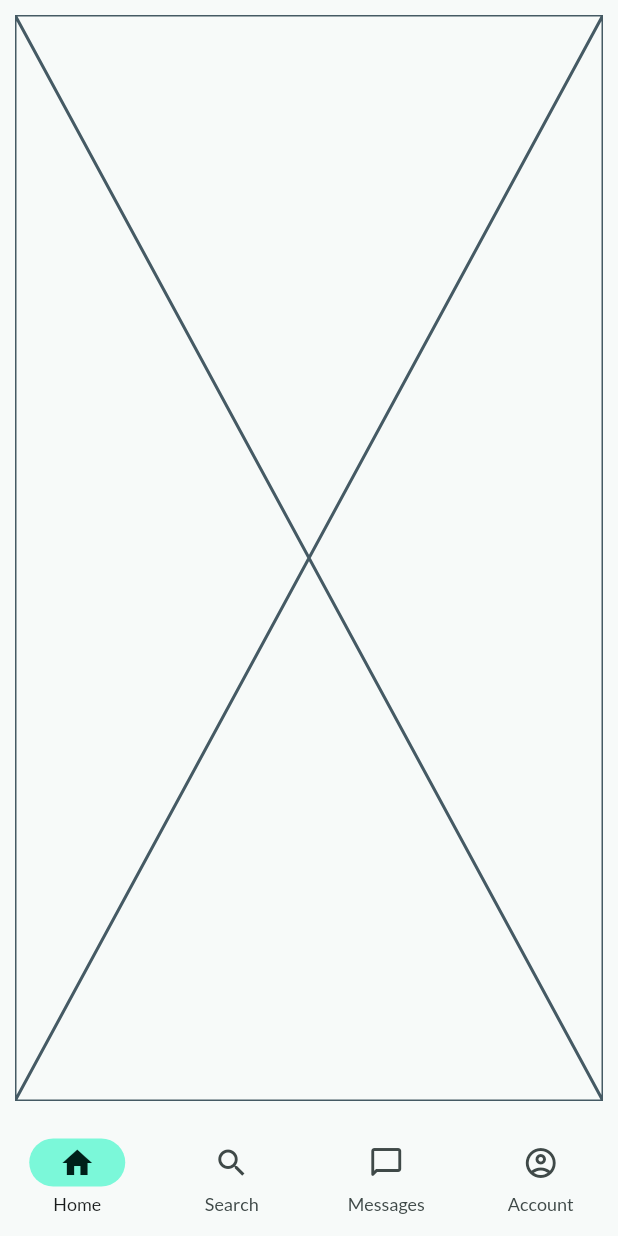
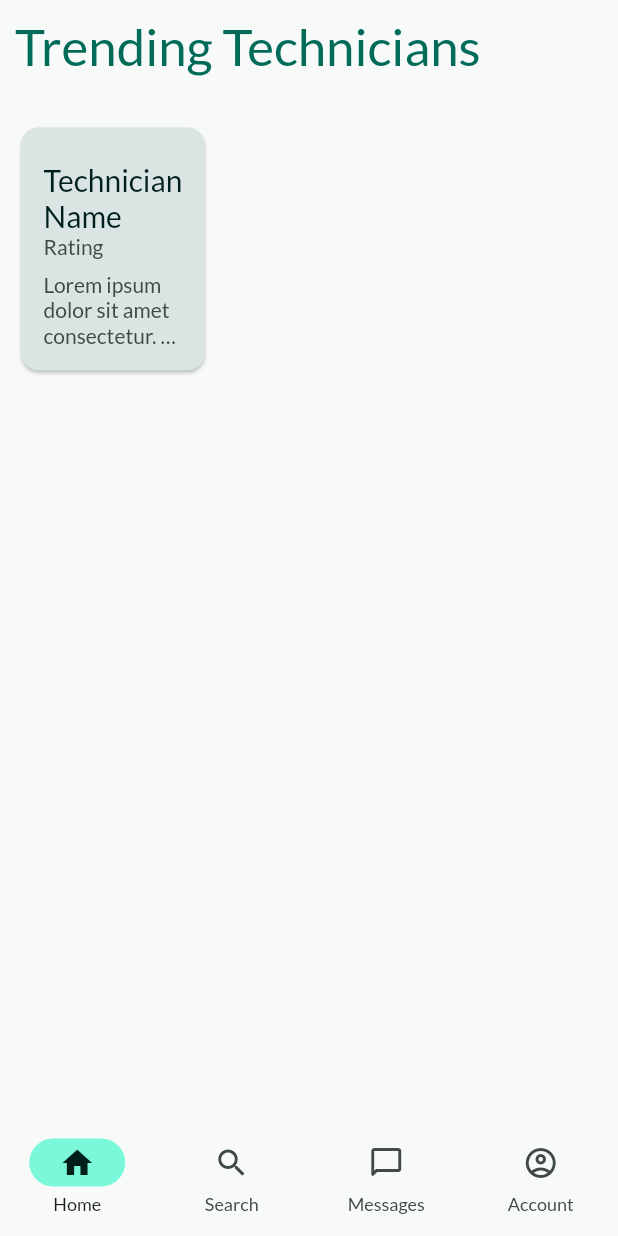
Before and after one commit to Arnie1x/fixfinder, a Flutter app: the screen it shows after launch, on a phone screen of 412 x 824 dp. Run offline on Flutter 3.47's test engine with Material 2 defaults, Android fonts, the phone set to English and light mode, and no system bars; our stand-ins replace beamer, bot_toast, get, get_storage, google_fonts, jwt_decoder.

Commit message:
Designed the Basic Home Page Widgets
Designed the Technician Card Widget which will be used when
fetching technicians from the server

```diff
--- a/frontend/lib/helpers/layout/site_layout_large.dart
+++ b/frontend/lib/helpers/layout/site_layout_large.dart
@@ -35,6 +35,7 @@ class SiteLayoutLarge extends StatelessWidget {
                       ),
                       Expanded(child: Container()),
                       SearchBar(
+                        elevation: const MaterialStatePropertyAll(2),
                         hintText: 'Search for a Technician',
                         hintStyle: MaterialStatePropertyAll(
                             Theme.of(context).textTheme.bodyLarge),
@@ -71,21 +72,13 @@ class SiteLayoutLarge extends StatelessWidget {
                         flex: 3,
                         child: Padding(
                           padding: const EdgeInsets.fromLTRB(100, 0, 10, 0),
-                          child: Container(
-                              color: Theme.of(context)
-                                  .colorScheme
-                                  .secondaryContainer,
-                              child: beamerNavigator()),
+                          child: Container(child: beamerNavigator()),
                         )),
                     Expanded(
                         flex: 1,
                         child: Padding(
                           padding: const EdgeInsets.fromLTRB(10, 0, 100, 0),
-                          child: Container(
-                              color: Theme.of(context)
-                                  .colorScheme
-                                  .tertiaryContainer,
-                              child: messagesBeamerNavigator()),
+                          child: Container(child: messagesBeamerNavigator()),
                         )),
                   ],
                 ),
--- a/frontend/lib/pages/home/home.dart
+++ b/frontend/lib/pages/home/home.dart
@@ -0,0 +1,64 @@
+import 'package:flutter/material.dart';
+
+class HomePage extends StatelessWidget {
+  const HomePage({super.key});
+
+  @override
+  Widget build(BuildContext context) {
+    return SingleChildScrollView(
+      child: Column(
+        crossAxisAlignment: CrossAxisAlignment.start,
+        children: [
+          Text(
+            'Trending Technicians',
+            style: Theme.of(context)
+                .textTheme
+                .headlineMedium
+                ?.copyWith(color: Theme.of(context).colorScheme.secondary),
+          ),
+          const SizedBox(
+            height: 30,
+          ),
+          GridView(
+            shrinkWrap: true,
+            gridDelegate: const SliverGridDelegateWithFixedCrossAxisCount(
+                crossAxisCount: 3, mainAxisExtent: 170),
+            children: [
+              GridTile(
+                  child: Card(
+                color: Theme.of(context).colorScheme.surfaceVariant,
+                child: Padding(
+                  padding: const EdgeInsets.all(15.0),
+                  child: Column(
+                    children: [
+                      ListTile(
+                        title: const Text('Technician Name'),
+                        subtitle: const Text('Rating'),
+                        titleTextStyle: Theme.of(context)
+                            .textTheme
+                            .titleLarge
+                            ?.copyWith(
+                                color: Theme.of(context)
+                                    .colorScheme
+                                    .onPrimaryContainer),
+                        contentPadding: const EdgeInsets.all(0),
+                      ),
+                      Text(
+                        'Lorem ipsum dolor sit amet consectetur. At imperdiet in vitae turpis lectus. Purus pulvinar et risus egestas maecenas sed. Curabitur a eget varius ornare tellus. Purus pulvinar et risus egestas maecenas sed. Curabitur a eget varius ornare tellus. Purus pulvinar et risus egestas maecenas sed. Curabitur a eget varius ornare tellus.',
+                        overflow: TextOverflow.ellipsis,
+                        maxLines: 3,
+                        style: Theme.of(context).textTheme.bodyMedium?.copyWith(
+                            color:
+                                Theme.of(context).colorScheme.onSurfaceVariant),
+                      )
+                    ],
+                  ),
+                ),
+              )),
+            ],
+          ),
+        ],
+      ),
+    );
+  }
+}
--- a/frontend/lib/routes/routes.dart
+++ b/frontend/lib/routes/routes.dart
@@ -3,6 +3,7 @@ import 'package:fixfinder/helpers/layout/site_layout.dart';
 import 'package:fixfinder/pages/auth/auth.dart';
 import 'package:fixfinder/pages/auth/login/login.dart';
 import 'package:fixfinder/pages/auth/register/register.dart';
+import 'package:fixfinder/pages/home/home.dart';
 import 'package:fixfinder/services/storage_service.dart';
 import 'package:flutter/material.dart';
 import 'package:get/get.dart';
@@ -62,7 +63,7 @@ class Routes {
   static Map<Pattern, dynamic Function(BuildContext, BeamState, Object?)>
       beamerRoutes = {
     homeRoute: (context, state, data) => const BeamPage(
-        key: ValueKey('home'), title: 'Home: FixFinder', child: Placeholder()),
+        key: ValueKey('home'), title: 'Home: FixFinder', child: HomePage()),
   };
   static Map<Pattern, dynamic Function(BuildContext, BeamState, Object?)>
       messagesBeamerRoutes = {
```
